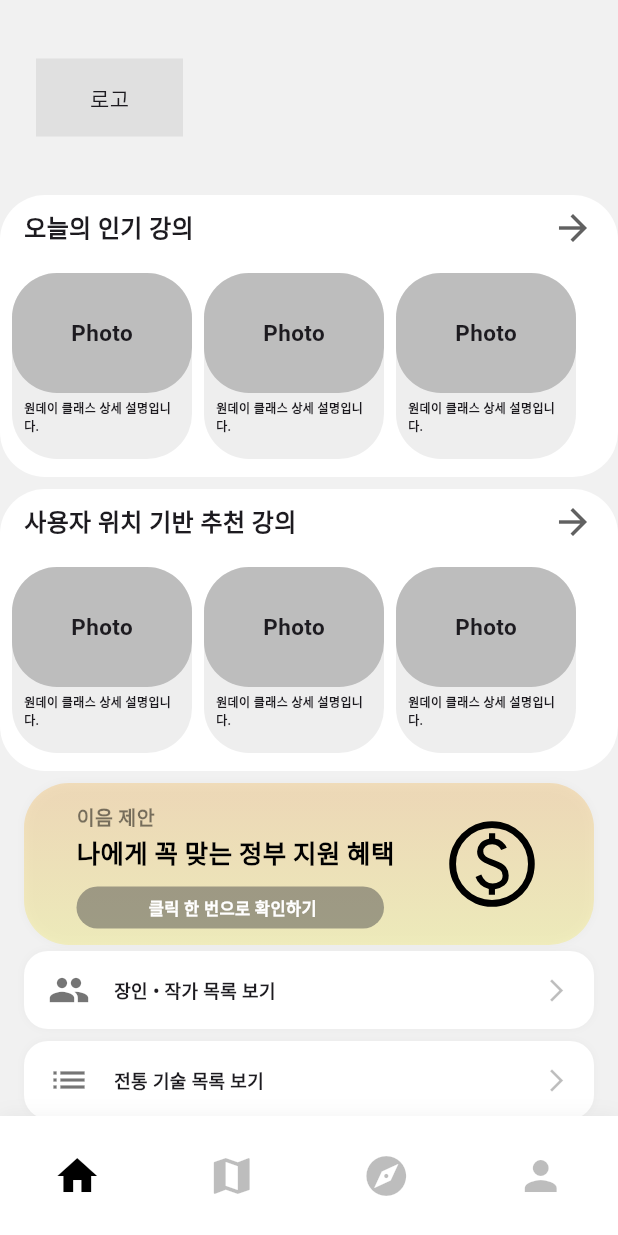
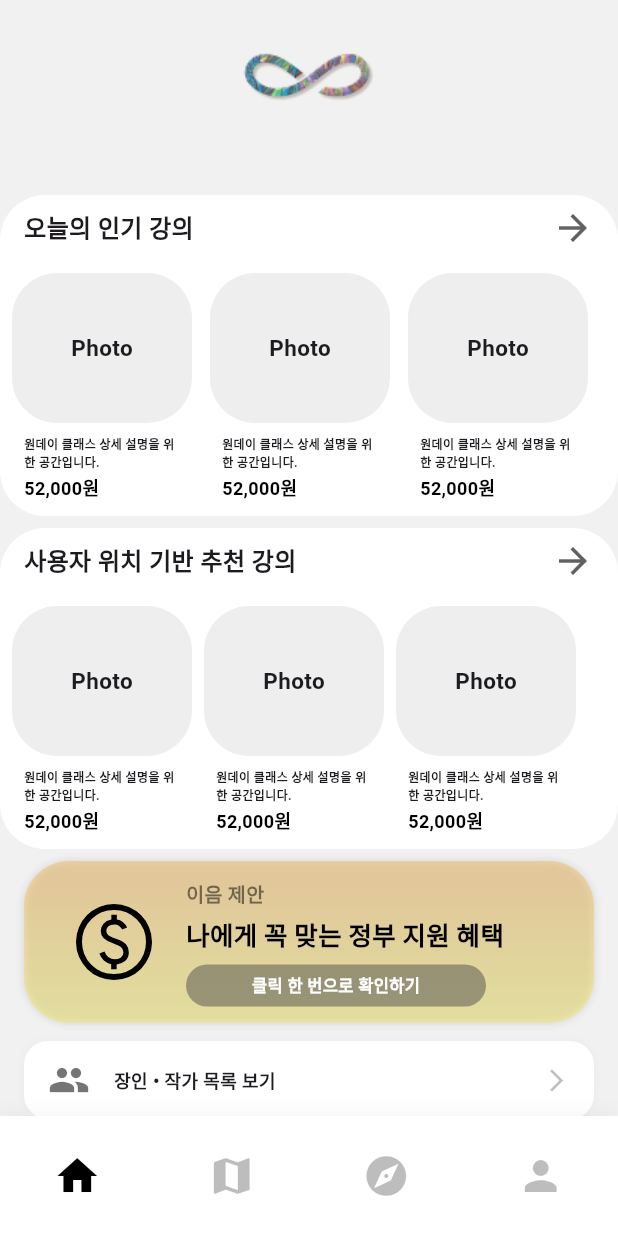
Before and after one commit to K-Hackathon-01z/eum-front, a Flutter app: the RootScreen screen opened by its route, on a phone screen of 412 x 824 dp. Run offline on Flutter 3.47's test engine with Material 3 defaults, Android fonts, the phone set to English and light mode, and no system bars; our stand-ins replace flutter_svg; Roboto replaces fonts that are missing (Inter).

Commit message:
feat: "이음 로고 홈 화면에 적용"

```diff
--- a/lib/screens/user/home.dart
+++ b/lib/screens/user/home.dart
@@ -15,12 +15,7 @@ class RootScreen extends StatefulWidget {
 class _RootScreenState extends State<RootScreen> {
   int _currentIndex = 0;
 
-  final List<Widget> _pages = [
-    HomeScreen(), // 0: 홈
-    MapScreen(), // 1: 지도
-    CareerScreen(), // 2: 커리어
-    MyInfoScreen(), // 3: 내 정보
-  ];
+  final List<Widget> _pages = [HomeScreen(), MapScreen(), CareerScreen(), MyInfoScreen()];
 
   @override
   Widget build(BuildContext context) {
@@ -49,26 +44,37 @@ class PopularClassCard extends StatelessWidget {
     return Container(
       width: 120,
       margin: const EdgeInsets.symmetric(vertical: 8),
-      decoration: BoxDecoration(color: Colors.grey[200], borderRadius: BorderRadius.circular(30)),
       child: Column(
         crossAxisAlignment: CrossAxisAlignment.start,
         children: [
           Container(
-            height: 80,
+            height: 100,
             width: double.infinity,
-            decoration: BoxDecoration(color: Colors.grey[400], borderRadius: BorderRadius.circular(30)),
+            decoration: BoxDecoration(color: Colors.grey[200], borderRadius: BorderRadius.circular(30)),
             child: const Center(
               child: Text('Photo', style: TextStyle(fontSize: 15, fontWeight: FontWeight.bold)),
             ),
           ),
-          const SizedBox(height: 4),
-          const Padding(
-            padding: EdgeInsets.symmetric(horizontal: 8),
-            child: Text('원데이 클래스 상세 설명입니다.', style: TextStyle(fontSize: 8, fontWeight: FontWeight.bold)),
+          const SizedBox(height: 8),
+          Padding(
+            padding: const EdgeInsets.symmetric(horizontal: 8),
+            child: Column(
+              crossAxisAlignment: CrossAxisAlignment.start,
+              children: [
+                Text(
+                  '원데이 클래스 상세 설명을 위한 공간입니다.',
+                  style: const TextStyle(fontSize: 8, fontWeight: FontWeight.bold),
+                  maxLines: 2,
+                  overflow: TextOverflow.ellipsis,
                 ),
-          const Padding(
-            padding: EdgeInsets.symmetric(horizontal: 8),
-            //child: Text('52,000원', style: TextStyle(fontSize: 12, fontWeight: FontWeight.bold)),
+                const SizedBox(height: 2),
+                Text(
+                  '52,000원',
+                  style: const TextStyle(fontSize: 12, fontWeight: FontWeight.bold, color: Colors.black),
+                  textAlign: TextAlign.left,
+                ),
+              ],
+            ),
           ),
         ],
       ),
@@ -109,31 +115,39 @@ class HomeScreen extends StatelessWidget {
 
   @override
   Widget build(BuildContext context) {
-    return Column(
+    final double screenWidth = MediaQuery.of(context).size.width;
+    final double bannerWidth = screenWidth < 500 ? screenWidth - 32 : 468; // 모바일/웹 대응
+    final double bannerHeight = 108;
+
+    return SingleChildScrollView(
+      child: Column(
         children: [
           // 헤더
           Container(
             height: 130,
             width: double.infinity,
-          padding: const EdgeInsets.symmetric(horizontal: 24, vertical: 16),
-          child: Align(
-            alignment: Alignment.centerLeft,
+            padding: const EdgeInsets.symmetric(horizontal: 24, vertical: 24),
+            child: Column(
+              mainAxisAlignment: MainAxisAlignment.start,
+              children: [
+                Center(
                   child: Container(
                     width: 98,
                     height: 52,
-              color: Colors.grey[300], // 이미지 자리
-              child: const Center(child: Text('로고')),
+                    child: Center(child: Image.asset('assets/logos/eum_logo_home.png', fit: BoxFit.contain)),
                   ),
                 ),
+              ],
             ),
-        // 인기 강의 (오늘의 인기 강의)
+          ),
+          // 오늘의 인기 강의
           Padding(
             padding: const EdgeInsets.symmetric(horizontal: 0),
             child: Container(
               margin: const EdgeInsets.only(bottom: 8),
               decoration: BoxDecoration(color: Colors.white, borderRadius: BorderRadius.circular(30)),
               width: double.infinity,
-            height: 188,
+              // height: 200, // 자동 높이로 변경
               child: Column(
                 crossAxisAlignment: CrossAxisAlignment.start,
                 children: [
@@ -148,7 +162,44 @@ class HomeScreen extends StatelessWidget {
                     ),
                   ),
                   SizedBox(
-                  height: 140,
+                    height: 170,
+                    child: ListView.separated(
+                      scrollDirection: Axis.horizontal,
+                      padding: const EdgeInsets.symmetric(horizontal: 8),
+                      itemCount: 3,
+                      separatorBuilder: (_, __) => const SizedBox(width: 12),
+                      itemBuilder: (context, index) {
+                        return PopularClassCard();
+                      },
+                    ),
+                  ),
+                ],
+              ),
+            ),
+          ),
+          // 위치 기반 추천 강의
+          Padding(
+            padding: const EdgeInsets.symmetric(horizontal: 0),
+            child: Container(
+              margin: const EdgeInsets.only(bottom: 8),
+              decoration: BoxDecoration(color: Colors.white, borderRadius: BorderRadius.circular(30)),
+              width: double.infinity,
+              // height: 188, // 자동 높이로 변경
+              child: Column(
+                crossAxisAlignment: CrossAxisAlignment.start,
+                children: [
+                  Padding(
+                    padding: const EdgeInsets.symmetric(horizontal: 16, vertical: 8),
+                    child: Row(
+                      mainAxisAlignment: MainAxisAlignment.spaceBetween,
+                      children: [
+                        const Text('사용자 위치 기반 추천 강의', style: TextStyle(fontSize: 16, fontWeight: FontWeight.bold)),
+                        Icon(Icons.arrow_forward, size: 28, color: Colors.grey[700]),
+                      ],
+                    ),
+                  ),
+                  SizedBox(
+                    height: 170,
                     child: ListView.separated(
                       scrollDirection: Axis.horizontal,
                       padding: const EdgeInsets.symmetric(horizontal: 8),
@@ -163,102 +214,67 @@ class HomeScreen extends StatelessWidget {
               ),
             ),
           ),
-        // 인기 강의 (위치 기반 추천)
-        Padding(
-          padding: const EdgeInsets.symmetric(horizontal: 0),
-          child: Container(
-            margin: const EdgeInsets.only(bottom: 8),
-            decoration: BoxDecoration(color: Colors.white, borderRadius: BorderRadius.circular(30)),
-            width: double.infinity,
-            height: 188,
-            child: Column(
-              crossAxisAlignment: CrossAxisAlignment.start,
-              children: [
-                Padding(
-                  padding: const EdgeInsets.symmetric(horizontal: 16, vertical: 8),
-                  child: Row(
-                    mainAxisAlignment: MainAxisAlignment.spaceBetween,
-                    children: [
-                      const Text('사용자 위치 기반 추천 강의', style: TextStyle(fontSize: 16, fontWeight: FontWeight.bold)),
-                      Icon(Icons.arrow_forward, size: 28, color: Colors.grey[700]),
-                    ],
-                  ),
-                ),
-                SizedBox(
-                  height: 140,
-                  child: ListView.separated(
-                    scrollDirection: Axis.horizontal,
-                    padding: const EdgeInsets.symmetric(horizontal: 8),
-                    itemCount: 3,
-                    separatorBuilder: (_, __) => const SizedBox(width: 8),
-                    itemBuilder: (context, index) {
-                      return PopularClassCard();
-                    },
-                  ),
-                ),
-              ],
-            ),
-          ),
-        ),
-        // 정부지원금 배너
+          // 정부지원금 배너 (반응형, 그라데이션, SVG, 너비 통일)
           Padding(
             padding: const EdgeInsets.symmetric(horizontal: 16),
             child: Container(
               width: double.infinity,
-            height: 108,
-            child: Stack(
-              children: [
-                Container(
+              height: bannerHeight,
               decoration: BoxDecoration(
-                    gradient: LinearGradient(
+                gradient: const LinearGradient(
                   colors: [
-                        Color(0x4DF5B342), // 30% 불투명도
-                        Color(0x4DF5E94C), // 30% 불투명도
+                    Color(0x66F5B342), // #F5B342, 40% 불투명도
+                    Color(0x66F5E94C), // #F5E94C, 40% 불투명도
                   ],
-                      stops: [0.11, 0.96],
+                  stops: [0.1058, 0.9567],
                   begin: Alignment.topCenter,
                   end: Alignment.bottomCenter,
                 ),
                 borderRadius: BorderRadius.circular(30),
-                    boxShadow: [BoxShadow(color: Colors.black.withOpacity(0.03), blurRadius: 4)],
+                boxShadow: [BoxShadow(color: Colors.black12, blurRadius: 4)],
               ),
-                ),
-                Positioned(
-                  left: 276,
-                  top: 18,
+              child: Row(
+                children: [
+                  Flexible(
+                    flex: 0,
+                    child: Padding(
+                      padding: const EdgeInsets.only(left: 24, right: 12),
                       child: Container(
                         width: 72,
                         height: 72,
-                    clipBehavior: Clip.antiAlias,
-                    decoration: BoxDecoration(shape: BoxShape.circle),
-                    child: Center(child: SvgPicture.asset('assets/icons/money.svg')),
+                        decoration: const BoxDecoration(shape: BoxShape.circle),
+                        child: Center(
+                          child: SvgPicture.asset(
+                            'assets/icons/money.svg',
+                            width: 64,
+                            height: 64,
+                            colorFilter: const ColorFilter.mode(Colors.black, BlendMode.srcIn),
                           ),
                         ),
-                Positioned(
-                  left: 35,
-                  top: 12,
-                  child: SizedBox(
-                    width: 67,
-                    height: 23,
-                    child: Text(
+                      ),
+                    ),
+                  ),
+                  Expanded(
+                    child: Padding(
+                      padding: const EdgeInsets.symmetric(vertical: 8),
+                      child: LayoutBuilder(
+                        builder: (context, constraints) {
+                          return Column(
+                            mainAxisSize: MainAxisSize.min,
+                            crossAxisAlignment: CrossAxisAlignment.start,
+                            children: [
+                              Text(
                                 '이음 제안',
                                 style: TextStyle(
-                        color: Colors.black.withValues(alpha: 0.50),
+                                  color: Colors.black.withOpacity(0.5),
                                   fontSize: 13,
                                   fontFamily: 'Inter',
                                   fontWeight: FontWeight.w700,
                                   height: 1.69,
                                 ),
                               ),
-                  ),
-                ),
-                Positioned(
-                  left: 35,
-                  top: 35,
-                  child: SizedBox(
-                    width: 261,
-                    height: 30,
-                    child: Text(
+                              const SizedBox(height: 4),
+                              const Text(
                                 '나에게 꼭 맞는 정부 지원 혜택',
                                 style: TextStyle(
                                   color: Colors.black,
@@ -268,31 +284,17 @@ class HomeScreen extends StatelessWidget {
                                   height: 1.29,
                                 ),
                               ),
+                              const SizedBox(height: 8),
+                              Container(
+                                width: 200, // 텍스트 길이에 따라 자동 조절
+                                height: 28,
+                                decoration: BoxDecoration(
+                                  color: const Color(0x7F4E4E4E),
+                                  borderRadius: BorderRadius.circular(50),
                                 ),
-                ),
-                Positioned(
-                  left: 35,
-                  top: 69,
-                  child: Container(
-                    width: 256,
-                    height: 28,
-                    child: Stack(
-                      children: [
-                        Positioned(
-                          left: 0,
-                          top: 0,
-                          child: Container(
-                            width: 205,
-                            height: 28,
-                            decoration: ShapeDecoration(
-                              color: const Color(0x7F4E4E4E),
-                              shape: RoundedRectangleBorder(borderRadius: BorderRadius.circular(50)),
-                            ),
-                          ),
-                        ),
-                        Positioned(
-                          left: 48,
-                          top: 3,
+                                child: const Center(
+                                  child: Padding(
+                                    padding: EdgeInsets.symmetric(horizontal: 12),
                                     child: Text(
                                       '클릭 한 번으로 확인하기',
                                       style: TextStyle(
@@ -302,9 +304,15 @@ class HomeScreen extends StatelessWidget {
                                         fontWeight: FontWeight.w700,
                                         height: 2,
                                       ),
+                                      maxLines: 1,
+                                      overflow: TextOverflow.ellipsis,
+                                    ),
+                                  ),
                                 ),
                               ),
                             ],
+                          );
+                        },
                       ),
                     ),
                   ),
@@ -314,7 +322,7 @@ class HomeScreen extends StatelessWidget {
           ),
           // 목록들 배너
           Padding(
-          padding: const EdgeInsets.symmetric(horizontal: 0),
+            padding: const EdgeInsets.symmetric(vertical: 8),
             child: Column(
               children: [
                 BannerButton(icon: Icons.people, text: '장인 • 작가 목록 보기'),
@@ -322,8 +330,9 @@ class HomeScreen extends StatelessWidget {
               ],
             ),
           ),
-        const Spacer(),
+          const SizedBox(height: 24),
         ],
+      ),
     );
   }
 }
```
Lines whose indentation alone changed are shown as unchanged.
